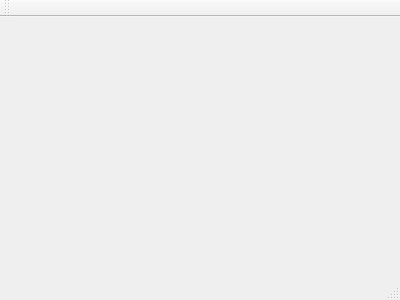
This is mainwindow.ui in pgulyaev88/elpos.rise as Qt 5 draws it before an edit. The edited form follows.
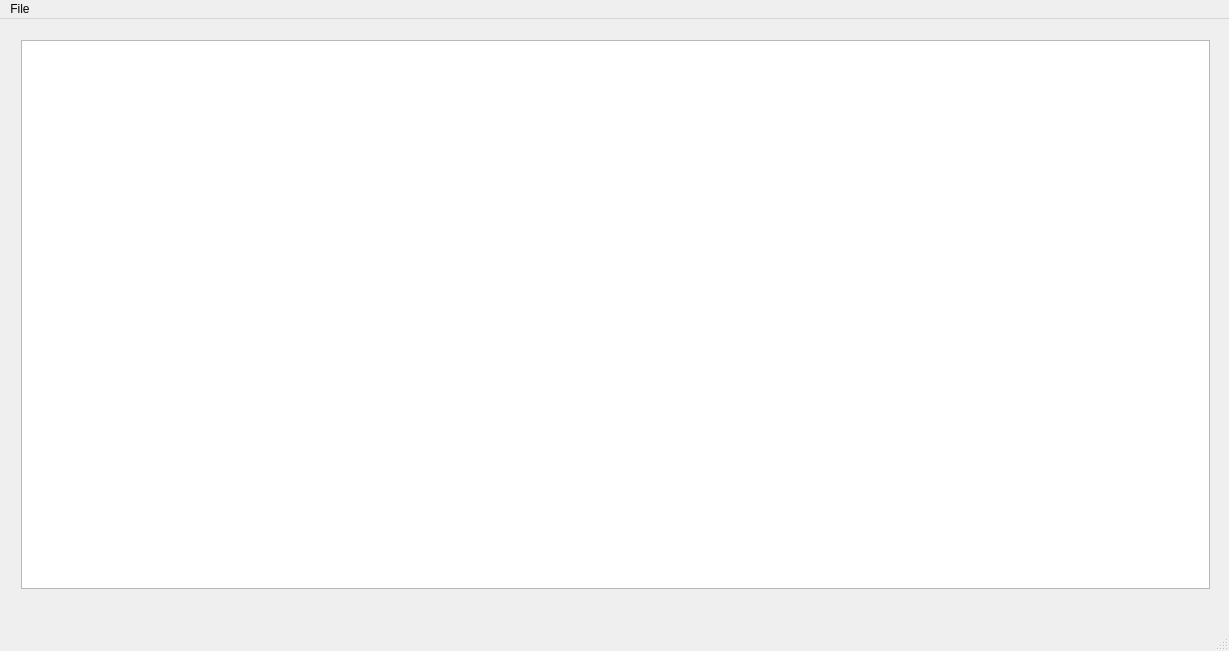
This is the edited form.

Commit message: Класс viewCenter для отображения в центре. Расширины настройки в классе getSettings.

Patch:
```diff
--- a/mainwindow.ui
+++ b/mainwindow.ui
@@ -1,24 +1,65 @@
 <ui version="4.0">
  <class>MainWindow</class>
- <widget class="QMainWindow" name="MainWindow" >
-  <property name="geometry" >
+ <widget class="QMainWindow" name="MainWindow">
+  <property name="geometry">
    <rect>
     <x>0</x>
     <y>0</y>
-    <width>400</width>
-    <height>300</height>
+    <width>1229</width>
+    <height>651</height>
    </rect>
   </property>
   <property name="windowTitle" >
    <string>MainWindow</string>
   </property>
-  <widget class="QMenuBar" name="menuBar" />
-  <widget class="QToolBar" name="mainToolBar" />
-  <widget class="QWidget" name="centralWidget" />
-  <widget class="QStatusBar" name="statusBar" />
+  <widget class="QWidget" name="centralWidget">
+   <widget class="QWidget" name="gridLayoutWidget">
+    <property name="geometry">
+     <rect>
+      <x>10</x>
+      <y>10</y>
+      <width>1211</width>
+      <height>571</height>
+     </rect>
+    </property>
+    <layout class="QGridLayout" name="gridLayout">
+     <property name="sizeConstraint">
+      <enum>QLayout::SetMaximumSize</enum>
+     </property>
+     <item row="0" column="0">
+      <widget class="QTableView" name="tableView"/>
+     </item>
+    </layout>
+   </widget>
+  </widget>
+  <widget class="QMenuBar" name="menuBar">
+   <property name="geometry">
+    <rect>
+     <x>0</x>
+     <y>0</y>
+     <width>1229</width>
+     <height>21</height>
+    </rect>
+   </property>
+   <widget class="QMenu" name="menuFile">
+    <property name="title">
+     <string>File</string>
+    </property>
+    <addaction name="actionQuit"/>
+   </widget>
+   <addaction name="menuFile"/>
+  </widget>
+  <widget class="QStatusBar" name="statusBar"/>
+  <action name="actionQuit">
+   <property name="text">
+    <string>Quit</string>
+   </property>
+   <property name="shortcut">
+    <string>Ctrl+Q</string>
+   </property>
+  </action>
  </widget>
- <layoutDefault spacing="6" margin="11" />
- <pixmapfunction></pixmapfunction>
+ <layoutdefault spacing="6" margin="11"/>
  <resources/>
  <connections/>
 </ui>
```
Left out of the diff: 22 changed lines with no effect on the pictures. The commit also changes 8 other files.
